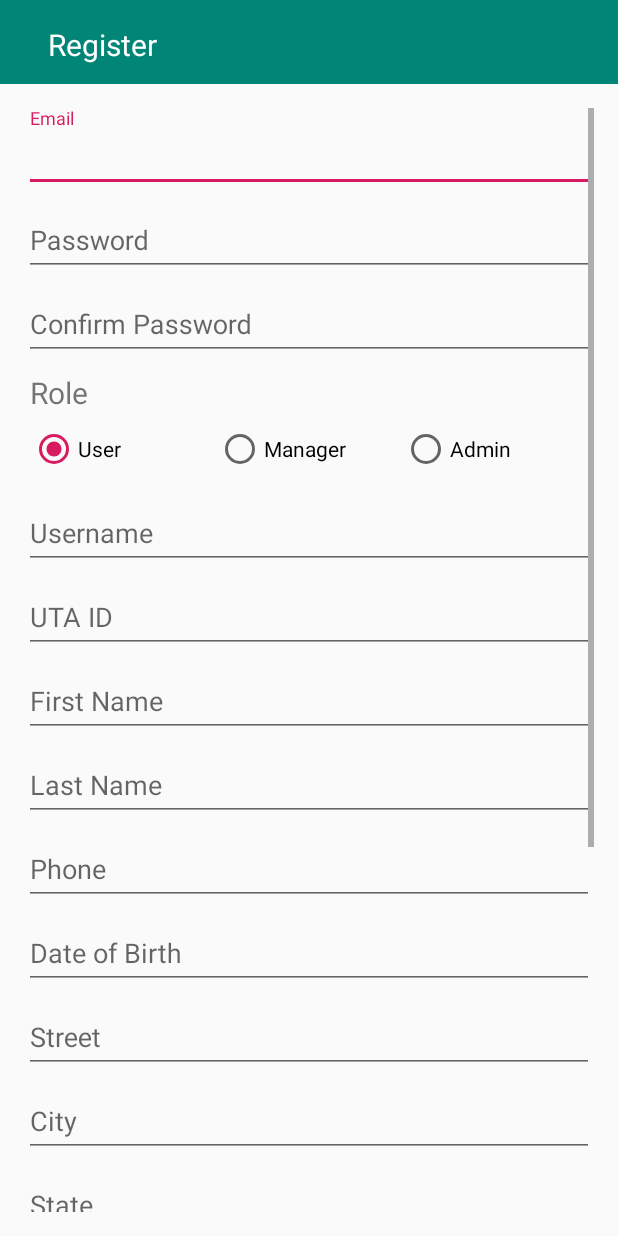
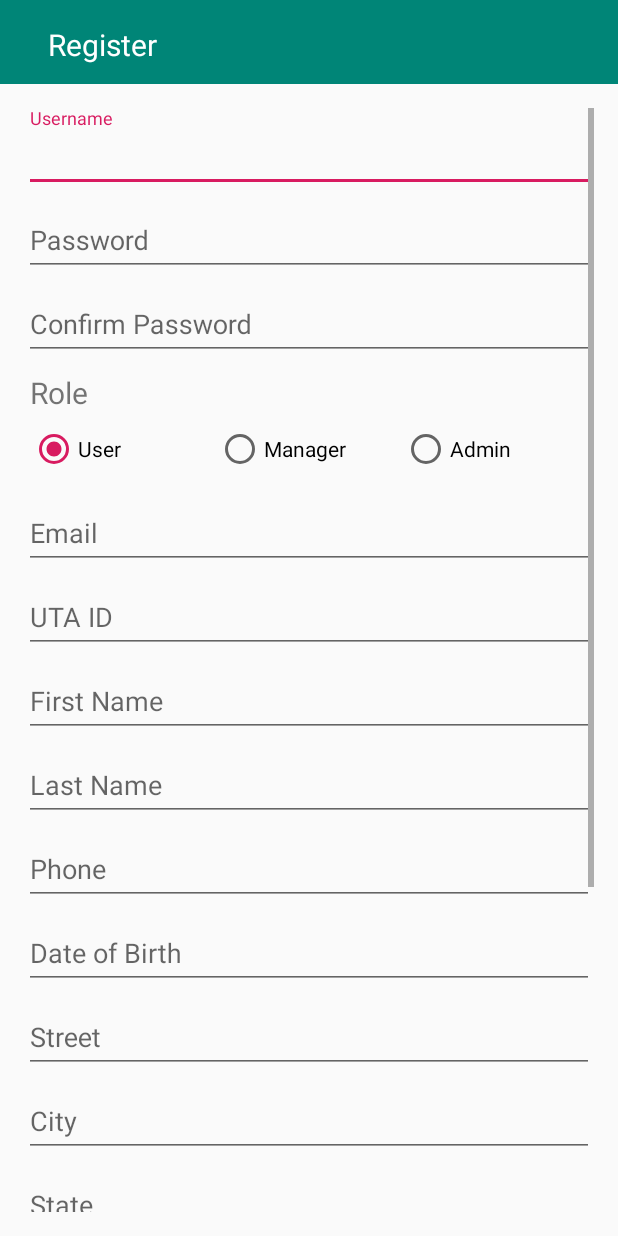
Before and after one commit to blanyal/SE_Project, an Android app: the layout activity_register.xml on its own in the app's theme, with its tools: preview values and no code run, on a phone screen of 412 x 824 dp. Run offline under Robolectric (Android 15) with nearby library versions, the phone set to English and light mode, and no system bars.

Commit message:
register

```diff
--- a/app/src/main/AndroidManifest.xml
+++ b/app/src/main/AndroidManifest.xml
@@ -26,6 +26,10 @@
                 <category android:name="android.intent.category.LAUNCHER" />
             </intent-filter>
         </activity>
+
+        <activity
+            android:name=".RegisterActivity"
+            android:label="RegisterActivity" />
     </application>
 
 </manifest>
--- a/app/src/main/res/layout/activity_register.xml
+++ b/app/src/main/res/layout/activity_register.xml
@@ -8,7 +8,7 @@
     android:layout_height="match_parent"
     android:gravity="center_horizontal"
     android:orientation="vertical"
-    tools:context=".LoginActivity">
+    tools:context=".RegisterActivity">
 
     <android.support.v7.widget.Toolbar
         android:id="@+id/toolbar"
@@ -59,16 +59,17 @@
                 android:layout_height="wrap_content"
                 android:orientation="vertical">
 
+
                 <android.support.design.widget.TextInputLayout
                     android:layout_width="match_parent"
                     android:layout_height="wrap_content">
 
-                    <AutoCompleteTextView
-                        android:id="@+id/email"
+                    <EditText
+                        android:id="@+id/username"
                         android:layout_width="match_parent"
                         android:layout_height="wrap_content"
-                        android:hint="@string/prompt_email"
-                        android:inputType="textEmailAddress"
+                        android:hint="@string/prompt_username"
+                        android:inputType="text"
                         android:maxLines="1"
                         android:singleLine="true" />
 
@@ -161,14 +162,14 @@
                     android:layout_width="match_parent"
                     android:layout_height="wrap_content">
 
-                    <AutoCompleteTextView
-                        android:id="@+id/username"
+                    <EditText
+                        android:id="@+id/email"
                         android:layout_width="match_parent"
                         android:layout_height="wrap_content"
-                        android:hint="@string/prompt_username"
-                        android:inputType="text"
+                        android:hint="@string/prompt_email"
+                        android:inputType="textEmailAddress"
                         android:maxLines="1"
-                        android:singleLine="true"/>
+                        android:singleLine="true" />
 
                 </android.support.design.widget.TextInputLayout>
 
@@ -176,8 +177,8 @@
                     android:layout_width="match_parent"
                     android:layout_height="wrap_content">
 
-                    <AutoCompleteTextView
-                        android:id="@+id/id"
+                    <EditText
+                        android:id="@+id/uta_id"
                         android:layout_width="match_parent"
                         android:layout_height="wrap_content"
                         android:hint="@string/prompt_id"
@@ -191,8 +192,8 @@
                     android:layout_width="match_parent"
                     android:layout_height="wrap_content">
 
-                    <AutoCompleteTextView
-                        android:id="@+id/first_name"
+                    <EditText
+                        android:id="@+id/firstn"
                         android:layout_width="match_parent"
                         android:layout_height="wrap_content"
                         android:hint="@string/prompt_first_name"
@@ -206,8 +207,8 @@
                     android:layout_width="match_parent"
                     android:layout_height="wrap_content">
 
-                    <AutoCompleteTextView
-                        android:id="@+id/last_name"
+                    <EditText
+                        android:id="@+id/lastn"
                         android:layout_width="match_parent"
                         android:layout_height="wrap_content"
                         android:hint="@string/prompt_last_name"
@@ -221,7 +222,7 @@
                     android:layout_width="match_parent"
                     android:layout_height="wrap_content">
 
-                    <AutoCompleteTextView
+                    <EditText
                         android:id="@+id/phone"
                         android:layout_width="match_parent"
                         android:layout_height="wrap_content"
@@ -236,7 +237,7 @@
                     android:layout_width="match_parent"
                     android:layout_height="wrap_content">
 
-                    <AutoCompleteTextView
+                    <EditText
                         android:id="@+id/dob"
                         android:layout_width="match_parent"
                         android:layout_height="wrap_content"
@@ -251,8 +252,8 @@
                     android:layout_width="match_parent"
                     android:layout_height="wrap_content">
 
-                    <AutoCompleteTextView
-                        android:id="@+id/street"
+                    <EditText
+                        android:id="@+id/address"
                         android:layout_width="match_parent"
                         android:layout_height="wrap_content"
                         android:hint="@string/prompt_street"
@@ -266,7 +267,7 @@
                     android:layout_width="match_parent"
                     android:layout_height="wrap_content">
 
-                    <AutoCompleteTextView
+                    <EditText
                         android:id="@+id/city"
                         android:layout_width="match_parent"
                         android:layout_height="wrap_content"
@@ -281,7 +282,7 @@
                     android:layout_width="match_parent"
                     android:layout_height="wrap_content">
 
-                    <AutoCompleteTextView
+                    <EditText
                         android:id="@+id/state"
                         android:layout_width="match_parent"
                         android:layout_height="wrap_content"
@@ -296,23 +297,8 @@
                     android:layout_width="match_parent"
                     android:layout_height="wrap_content">
 
-                    <AutoCompleteTextView
-                        android:id="@+id/country"
-                        android:layout_width="match_parent"
-                        android:layout_height="wrap_content"
-                        android:hint="@string/prompt_country"
-                        android:inputType="textPostalAddress"
-                        android:maxLines="1"
-                        android:singleLine="true" />
-
-                </android.support.design.widget.TextInputLayout>
-
-                <android.support.design.widget.TextInputLayout
-                    android:layout_width="match_parent"
-                    android:layout_height="wrap_content">
-
-                    <AutoCompleteTextView
-                        android:id="@+id/pin"
+                    <EditText
+                        android:id="@+id/zip"
                         android:layout_width="match_parent"
                         android:layout_height="wrap_content"
                         android:hint="@string/prompt_pin"
@@ -326,7 +312,7 @@
                     android:layout_width="match_parent"
                     android:layout_height="wrap_content">
 
-                    <AutoCompleteTextView
+                    <EditText
                         android:id="@+id/permit"
                         android:layout_width="match_parent"
                         android:layout_height="wrap_content"
@@ -341,7 +327,7 @@
                     android:layout_width="match_parent"
                     android:layout_height="wrap_content">
 
-                    <AutoCompleteTextView
+                    <EditText
                         android:id="@+id/car"
                         android:layout_width="match_parent"
                         android:layout_height="wrap_content"
@@ -356,7 +342,7 @@
                     android:layout_width="match_parent"
                     android:layout_height="wrap_content">
 
-                    <AutoCompleteTextView
+                    <EditText
                         android:id="@+id/license"
                         android:layout_width="match_parent"
                         android:layout_height="wrap_content"
```
Also changed, not shown: app/src/main/java/com/se_project/arlingtonparking/RegisterActivity.java (added, +112 -0 lines), app/src/main/java/com/se_project/arlingtonparking/User.java (added, +204 -0 lines), app/src/main/java/com/se_project/arlingtonparking/UserDatabase.java (added, +224 -0 lines).
